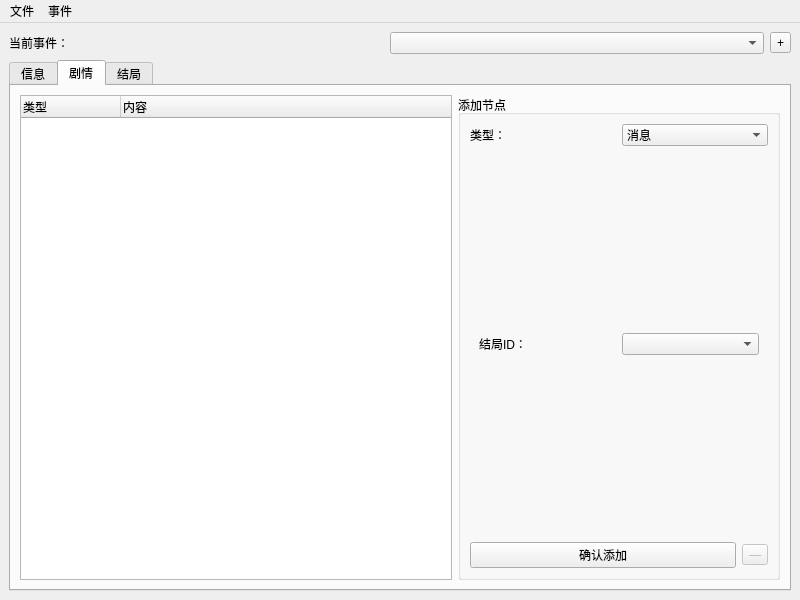
This-is-XiaoDeng/SCCEX, file mainwindow.ui: the form before one commit.
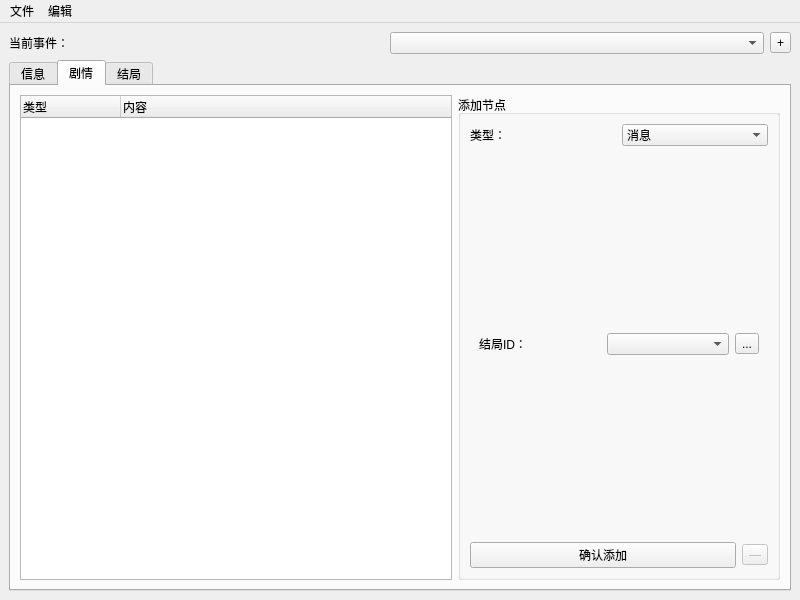
The form after the commit. The open tabs and pages were chosen to show the change.

Commit message: 添加一个按钮

The edit to the form file:
```diff
--- a/mainwindow.ui
+++ b/mainwindow.ui
@@ -217,6 +217,13 @@
                <item>
                 <widget class="QComboBox" name="comboBox_2"/>
                </item>
+               <item>
+                <widget class="QToolButton" name="toolButton_4">
+                 <property name="text">
+                  <string>...</string>
+                 </property>
+                </widget>
+               </item>
               </layout>
              </widget>
             </widget>
@@ -354,7 +361,7 @@
    </widget>
    <widget class="QMenu" name="menu_2">
     <property name="title">
-     <string>事件</string>
+     <string>编辑</string>
     </property>
     <addaction name="action_8"/>
    </widget>
```
Left out of the diff: 2 changed lines with no effect on the pictures. The commit also changes 3 other files.
